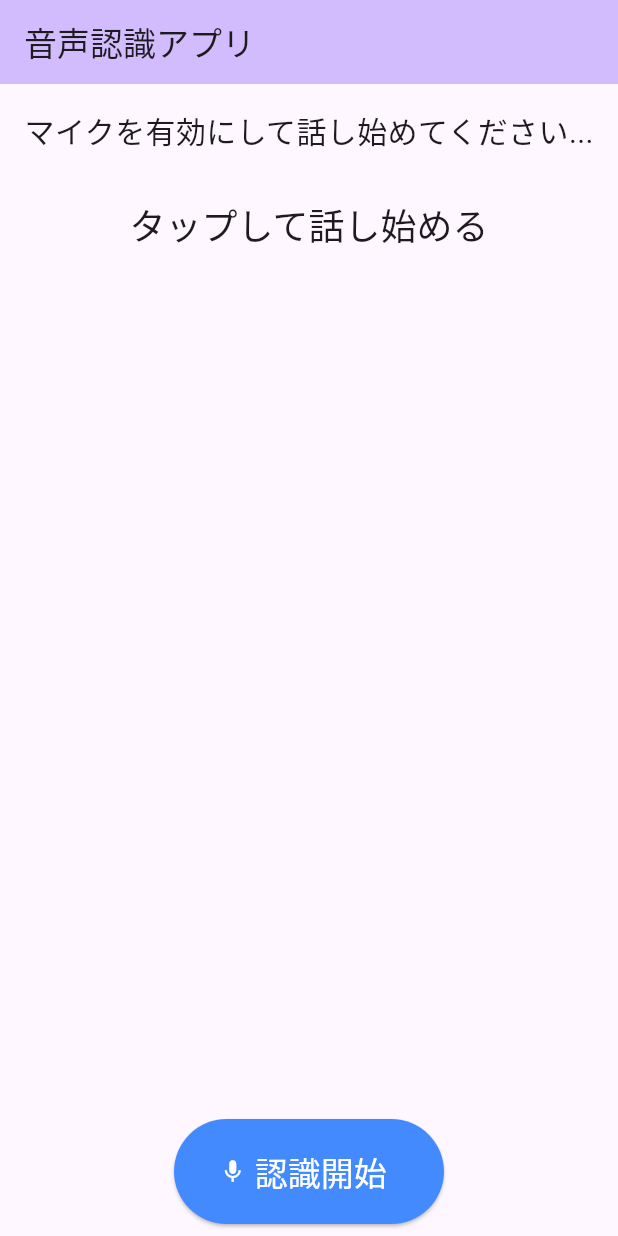
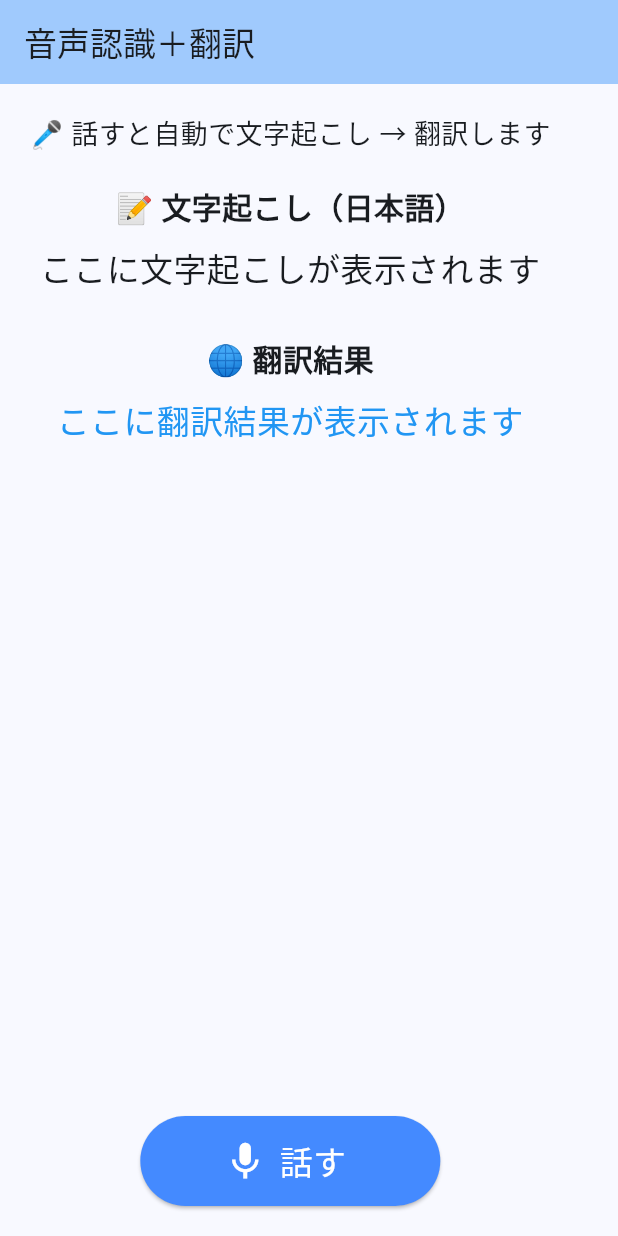
Before and after one commit to ruki0008/translation_app, a Flutter app: the screen it shows after launch, on a phone screen of 412 x 824 dp. Run offline on Flutter 3.47's test engine with Material 3 defaults, Android fonts, the phone set to English and light mode, and no system bars; our stand-ins replace speech_to_text.

Commit message:
python連携

```diff
--- a/lib/main.dart
+++ b/lib/main.dart
@@ -1,5 +1,7 @@
+import 'dart:convert';
 import 'package:flutter/material.dart';
 import 'package:speech_to_text/speech_to_text.dart';
+import 'package:http/http.dart' as http;
 
 void main() {
   runApp(const MyApp());
@@ -11,29 +13,32 @@ class MyApp extends StatelessWidget {
   @override
   Widget build(BuildContext context) {
     return MaterialApp(
-      title: 'Flutter Speech Demo',
+      title: '音声認識＋翻訳デモ',
       theme: ThemeData(
-        colorScheme: ColorScheme.fromSeed(seedColor: Colors.deepPurple),
+        colorScheme: ColorScheme.fromSeed(seedColor: Colors.blue),
         useMaterial3: true,
       ),
-      home: const SpeechToTextPage(),
+      home: const SpeechTranslatePage(),
     );
   }
 }
 
-class SpeechToTextPage extends StatefulWidget {
-  const SpeechToTextPage({super.key});
+class SpeechTranslatePage extends StatefulWidget {
+  const SpeechTranslatePage({super.key});
 
   @override
-  State<SpeechToTextPage> createState() => _SpeechToTextPageState();
+  State<SpeechTranslatePage> createState() => _SpeechTranslatePageState();
 }
 
-class _SpeechToTextPageState extends State<SpeechToTextPage> {
+class _SpeechTranslatePageState extends State<SpeechTranslatePage> {
   final SpeechToText _speechToText = SpeechToText();
+
   bool _speechEnabled = false;
-  String _lastWords = '';
+  String _recognizedText = '';
+  String _translatedText = '';
+
   String _currentLocaleId = '';
-  List<LocaleName> _localeNames = [];
+  List<LocaleName> _locales = [];
 
   @override
   void initState() {
@@ -41,109 +46,163 @@ class _SpeechToTextPageState extends State<SpeechToTextPage> {
     _initSpeech();
   }
 
-  /// 初期化
-  void _initSpeech() async {
+  /// 音声認識の初期化
+  Future<void> _initSpeech() async {
     _speechEnabled = await _speechToText.initialize(
-      onStatus: (status) {
-        print('Speech status: $status');
-      },
-      onError: (error) {
-        print('Speech error: $error');
-      },
+      onStatus: (status) => print("Speech status: $status"),
+      onError: (error) => print("Speech error: $error"),
     );
 
     if (_speechEnabled) {
-      _localeNames = await _speechToText.locales();
-
-      // 日本語を優先
-      final jaLocale = _localeNames.firstWhere(
-        (locale) => locale.localeId.startsWith('ja'),
-        orElse: () => _localeNames.first,
+      _locales = await _speechToText.locales();
+      final ja = _locales.firstWhere(
+        (l) => l.localeId.startsWith("ja"),
+        orElse: () => _locales.first,
       );
 
       setState(() {
-        _currentLocaleId = jaLocale.localeId;
+        _currentLocaleId = ja.localeId;
       });
     }
 
     setState(() {});
   }
 
-  /// 認識開始
-  void _startListening() async {
-    _lastWords = '';
+  /// 音声認識開始
+  Future<void> _startListening() async {
+    setState(() {
+      _recognizedText = '';
+      _translatedText = '';
+    });
+
     await _speechToText.listen(
-      onResult: (result) {
+      localeId: _currentLocaleId,
+      partialResults: true,
+      listenFor: const Duration(seconds: 30),
+      pauseFor: const Duration(seconds: 3),
+      listenMode: ListenMode.dictation,
+      onResult: (result) async {
+        final text = result.recognizedWords;
+
         setState(() {
-          _lastWords = result.recognizedWords; // ← 正しい取り方
+          _recognizedText = text;
+        });
+
+        // 翻訳
+        final translated = await translateText(text);
+        setState(() {
+          _translatedText = translated;
         });
       },
-      listenFor: const Duration(seconds: 30),
-      pauseFor: const Duration(seconds: 3),
-      localeId: _currentLocaleId,
-      partialResults: true,
-      cancelOnError: true,
-
-      /// ★ iOS で安定するモード
-      listenMode: ListenMode.dictation,
     );
   }
 
-  /// 認識停止
-  void _stopListening() async {
+  /// 音声認識停止
+  Future<void> _stopListening() async {
     await _speechToText.stop();
     setState(() {});
+  }
+
+  /// 翻訳（FastAPI サーバー連携版）
+  Future<String> translateText(String text) async {
+    if (text.isEmpty) return "";
+
+    try {
+      // FastAPI サーバーのURLに合わせる
+      final uri = Uri.parse('http://192.168.11.9:8000/translate');
+
+      final response = await http.post(
+        uri,
+        headers: {'Content-Type': 'application/json'},
+        body: jsonEncode({'text': text}),
+      );
+
+      if (response.statusCode == 200) {
+        final data = jsonDecode(response.body);
+        return data['translation'] ?? '';
+      } else {
+        return '翻訳失敗: ${response.statusCode}';
+      }
+    } catch (e) {
+      return '翻訳エラー: $e';
+    }
   }
 
   @override
   Widget build(BuildContext context) {
     return Scaffold(
       appBar: AppBar(
-        title: const Text('音声認識アプリ'),
+        title: const Text("音声認識＋翻訳"),
         backgroundColor: Theme.of(context).colorScheme.inversePrimary,
       ),
-      body: Center(
+      body: Padding(
+        padding: const EdgeInsets.all(20),
         child: Column(
-          mainAxisAlignment: MainAxisAlignment.center,
           children: [
-            const Padding(
-              padding: EdgeInsets.all(16),
-              child: Text(
-                'マイクを有効にして話し始めてください...',
-                style: TextStyle(fontSize: 20),
+            const Text(
+              "🎤 話すと自動で文字起こし → 翻訳します",
+              style: TextStyle(fontSize: 18),
             ),
+            const SizedBox(height: 20),
+
+            /// 認識テキスト
+            Expanded(
+              child: SingleChildScrollView(
+                child: Column(
+                  children: [
+                    const Text(
+                      "📝 文字起こし（日本語）",
+                      style: TextStyle(fontSize: 20, fontWeight: FontWeight.bold),
                     ),
-            Expanded(
-              child: Padding(
-                padding: const EdgeInsets.all(16),
-                child: Text(
-                  _speechToText.isListening
-                      ? _lastWords
-                      : _speechEnabled
-                          ? (_lastWords.isEmpty ? 'タップして話し始める' : _lastWords)
-                          : '音声認識が利用できません',
-                  style: Theme.of(context).textTheme.headlineSmall,
+                    const SizedBox(height: 10),
+                    Text(
+                      _recognizedText.isEmpty
+                          ? "ここに文字起こしが表示されます"
+                          : _recognizedText,
+                      style: const TextStyle(fontSize: 22),
                       textAlign: TextAlign.center,
+                    ),
+                    const SizedBox(height: 30),
+
+                    /// 翻訳テキスト
+                    const Text(
+                      "🌐 翻訳結果",
+                      style: TextStyle(fontSize: 20, fontWeight: FontWeight.bold),
+                    ),
+                    const SizedBox(height: 10),
+                    Text(
+                      _translatedText.isEmpty
+                          ? "ここに翻訳結果が表示されます"
+                          : _translatedText,
+                      style: const TextStyle(fontSize: 22, color: Colors.blue),
+                      textAlign: TextAlign.center,
+                    ),
+                  ],
                 ),
               ),
             ),
-            Padding(
-              padding: const EdgeInsets.all(8),
-              child: ElevatedButton.icon(
-                onPressed:
-                    _speechToText.isListening ? _stopListening : _startListening,
-                icon:
-                    Icon(_speechToText.isListening ? Icons.stop : Icons.mic),
+
+            const SizedBox(height: 20),
+
+            /// ボタン
+            ElevatedButton.icon(
+              onPressed: _speechToText.isListening
+                  ? _stopListening
+                  : _startListening,
+              icon: Icon(
+                _speechToText.isListening ? Icons.stop : Icons.mic,
+                size: 30,
+              ),
               label: Text(
-                    _speechToText.isListening ? '認識停止' : '認識開始'),
+                _speechToText.isListening ? "停止" : "話す",
+                style: const TextStyle(fontSize: 22),
+              ),
               style: ElevatedButton.styleFrom(
-                  minimumSize: const Size(180, 70),
-                  textStyle: const TextStyle(fontSize: 22),
+                minimumSize: const Size(200, 60),
                 backgroundColor: _speechToText.isListening
                     ? Colors.redAccent
                     : Colors.blueAccent,
                 foregroundColor: Colors.white,
-                ),
               ),
             ),
           ],
--- a/pubspec.yaml
+++ b/pubspec.yaml
@@ -28,6 +28,7 @@ environment:
 # the latest version available on pub.dev. To see which dependencies have newer
 # versions available, run `flutter pub outdated`.
 dependencies:
+  http: ^1.1.0
   flutter:
     sdk: flutter
 
```
Also changed, not shown: pubspec.lock. Lines whose indentation alone changed are shown as unchanged.
